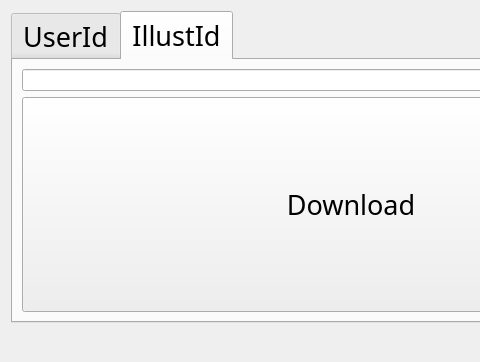
Qt form Source/View/Downloader.ui (abc123994/PixivDownloader) before a commit; both pictures show x 0 to 480 and y 0 to 362 of the 702 by 362 pixel window.
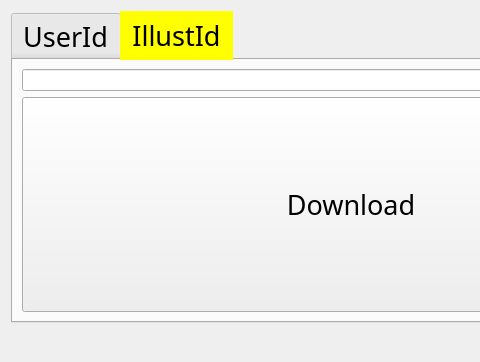
The same form after that commit.

Commit message: update tabwidget color when focus

```diff
--- a/Source/View/Downloader.ui
+++ b/Source/View/Downloader.ui
@@ -16,7 +16,8 @@
   <property name="styleSheet">
    <string notr="true">QLabel{
 	color:#ff0000
-}</string>
+}
+QTabBar::tab:selected { background-color: yellow; }</string>
   </property>
   <layout class="QVBoxLayout" name="verticalLayout">
    <item>
```
